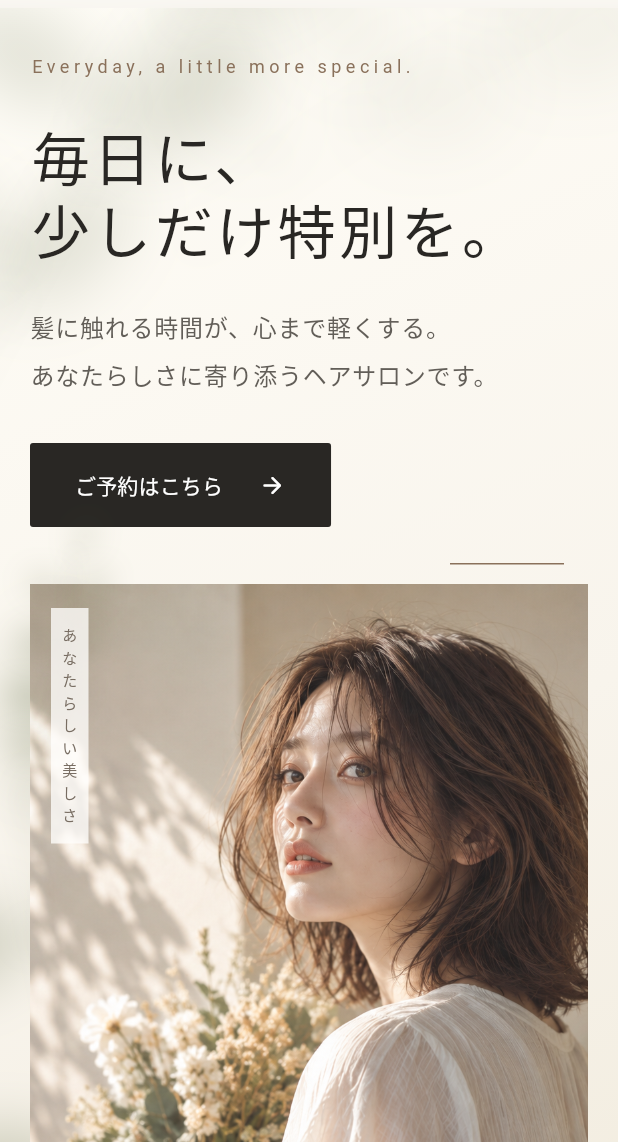
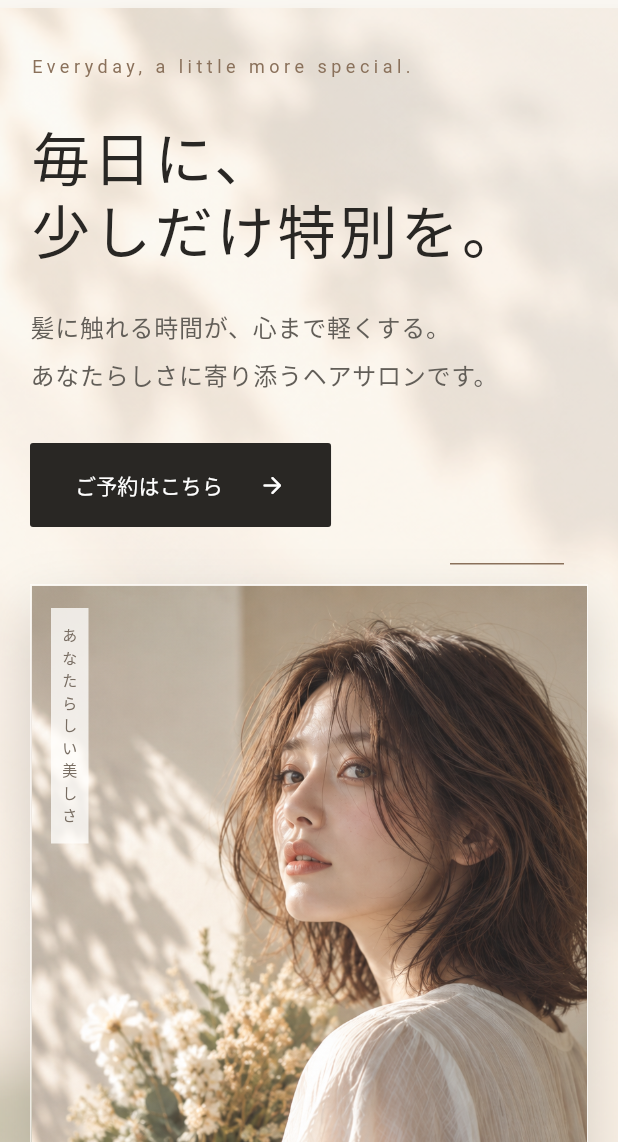
Before and after one commit to takuya42/portfolio, a Flutter app: the screen it shows after launch, after a tap on the "menu" icon, after a tap on "ご予約はこちら", on a phone screen of 412 x 824 dp, the part 94-1236 px from its top. Run offline on Flutter 3.47's test engine with Material 3 defaults, Android fonts, the light colour scheme and no system bars.

Commit message:
Use image backdrop for hero section

```diff
--- a/lib/core/app_assets.dart
+++ b/lib/core/app_assets.dart
@@ -1,5 +1,6 @@
 abstract final class AppAssets {
   static const String hero = 'assets/images/Image.png';
+  static const String heroBackground = 'assets/images/hero_background.png';
   static const List<String?> styles = [null, null, null, null, null, null];
   static const List<String?> staff = [null, null, null];
 }
--- a/lib/widgets/common/ambient_background.dart
+++ /dev/null
@@ -1,269 +0,0 @@
-import 'dart:math' as math;
-
-import 'package:flutter/material.dart';
-
-/// Warm natural light and out-of-focus foliage used behind the hero.
-///
-/// Each plant has its own long animation cycle. The silhouettes are painted as
-/// stems with pointed, asymmetric leaves rather than a collection of ovals.
-class AmbientBackground extends StatefulWidget {
-  const AmbientBackground({required this.child, super.key});
-
-  final Widget child;
-
-  @override
-  State<AmbientBackground> createState() => _AmbientBackgroundState();
-}
-
-class _AmbientBackgroundState extends State<AmbientBackground>
-    with TickerProviderStateMixin {
-  late final AnimationController _topLeft;
-  late final AnimationController _bottomLeft;
-  late final AnimationController _center;
-
-  @override
-  void initState() {
-    super.initState();
-    _topLeft = _controller(const Duration(seconds: 25));
-    _bottomLeft = _controller(const Duration(seconds: 30));
-    _center = _controller(const Duration(seconds: 35));
-  }
-
-  AnimationController _controller(Duration duration) => AnimationController(
-    vsync: this,
-    duration: duration,
-  );
-
-  @override
-  void didChangeDependencies() {
-    super.didChangeDependencies();
-    final controllers = [_topLeft, _bottomLeft, _center];
-    if (MediaQuery.disableAnimationsOf(context)) {
-      for (final controller in controllers) {
-        controller.stop();
-        controller.value = .42;
-      }
-    } else {
-      for (final controller in controllers) {
-        if (!controller.isAnimating) controller.repeat(reverse: true);
-      }
-    }
-  }
-
-  @override
-  void dispose() {
-    _topLeft.dispose();
-    _bottomLeft.dispose();
-    _center.dispose();
-    super.dispose();
-  }
-
-  @override
-  Widget build(BuildContext context) {
-    return ClipRect(
-      child: Stack(
-        children: [
-          const Positioned.fill(child: _NaturalLight()),
-          Positioned(
-            left: -145,
-            top: -155,
-            width: 470,
-            height: 500,
-            child: _MovingPlant(
-              animation: _topLeft,
-              travel: const Offset(7, 9),
-              rotation: .018,
-              opacity: .18,
-              blur: 22,
-              angle: -.14,
-            ),
-          ),
-          Positioned(
-            left: -175,
-            bottom: -175,
-            width: 560,
-            height: 590,
-            child: _MovingPlant(
-              animation: _bottomLeft,
-              travel: const Offset(10, -7),
-              rotation: -.015,
-              opacity: .25,
-              blur: 19,
-              angle: -.82,
-            ),
-          ),
-          Positioned(
-            left: MediaQuery.sizeOf(context).width * .36,
-            top: -170,
-            width: 410,
-            height: 410,
-            child: _MovingPlant(
-              animation: _center,
-              travel: const Offset(6, 5),
-              rotation: .012,
-              opacity: .09,
-              blur: 27,
-              angle: .34,
-            ),
-          ),
-          widget.child,
-        ],
-      ),
-    );
-  }
-}
-
-class _NaturalLight extends StatelessWidget {
-  const _NaturalLight();
-
-  @override
-  Widget build(BuildContext context) {
-    return const DecoratedBox(
-      decoration: BoxDecoration(
-        color: Color(0xFFF8F4EC),
-        gradient: LinearGradient(
-          begin: Alignment(-1, -1),
-          end: Alignment(1, 1),
-          colors: [Color(0xFFFFFDF7), Color(0xFFF8F4EC), Color(0xFFF1EBDD)],
-          stops: [0, .58, 1],
-        ),
-      ),
-    );
-  }
-}
-
-class _MovingPlant extends StatelessWidget {
-  const _MovingPlant({
-    required this.animation,
-    required this.travel,
-    required this.rotation,
-    required this.opacity,
-    required this.blur,
-    required this.angle,
-  });
-
-  final Animation<double> animation;
-  final Offset travel;
-  final double rotation;
-  final double opacity;
-  final double blur;
-  final double angle;
-
-  @override
-  Widget build(BuildContext context) {
-    return IgnorePointer(
-      child: AnimatedBuilder(
-        animation: animation,
-        builder: (context, child) {
-          final breeze = Curves.easeInOut.transform(animation.value) - .5;
-          return Transform.translate(
-            offset: travel * breeze,
-            child: Transform.rotate(
-              angle: angle + rotation * breeze,
-              child: CustomPaint(
-                painter: _BranchPainter(opacity: opacity, blur: blur),
-              ),
-            ),
-          );
-        },
-      ),
-    );
-  }
-}
-
-/// A small foreground branch that can overlap photography without obscuring it.
-class HeroForegroundLeaves extends StatelessWidget {
-  const HeroForegroundLeaves({super.key});
-
-  @override
-  Widget build(BuildContext context) {
-    return IgnorePointer(
-      child: Transform.rotate(
-        angle: -.48,
-        child: CustomPaint(
-          painter: const _BranchPainter(opacity: .2, blur: 10),
-        ),
-      ),
-    );
-  }
-}
-
-class _BranchPainter extends CustomPainter {
-  const _BranchPainter({required this.opacity, required this.blur});
-
-  final double opacity;
-  final double blur;
-
-  @override
-  void paint(Canvas canvas, Size size) {
-    final olive = Color.fromRGBO(82, 94, 54, opacity);
-    final foliage = Paint()
-      ..color = olive
-      ..style = PaintingStyle.fill
-      ..maskFilter = MaskFilter.blur(BlurStyle.normal, blur);
-    final stem = Paint()
-      ..color = Color.fromRGBO(76, 86, 49, opacity * .72)
-      ..style = PaintingStyle.stroke
-      ..strokeWidth = math.max(2, size.shortestSide * .012)
-      ..strokeCap = StrokeCap.round
-      ..maskFilter = MaskFilter.blur(BlurStyle.normal, blur * .65);
-
-    final branch = Path()
-      ..moveTo(size.width * .08, size.height * .98)
-      ..cubicTo(
-        size.width * .2,
-        size.height * .72,
-        size.width * .47,
-        size.height * .48,
-        size.width * .74,
-        size.height * .08,
-      );
-    canvas.drawPath(branch, stem);
-
-    const leaves = <(double, double, double, double)>[
-      (.18, .80, -2.50, .24),
-      (.25, .70, -.58, .29),
-      (.33, .63, -2.52, .31),
-      (.42, .53, -.55, .34),
-      (.50, .45, -2.48, .3),
-      (.58, .34, -.48, .31),
-      (.65, .24, -2.42, .27),
-      (.72, .12, -.63, .24),
-    ];
-    for (final leaf in leaves) {
-      _paintLeaf(
-        canvas,
-        Offset(size.width * leaf.$1, size.height * leaf.$2),
-        size.shortestSide * leaf.$4,
-        leaf.$3,
-        foliage,
-        stem,
-      );
-    }
-  }
-
-  void _paintLeaf(
-    Canvas canvas,
-    Offset base,
-    double length,
-    double angle,
-    Paint foliage,
-    Paint stem,
-  ) {
-    canvas.save();
-    canvas.translate(base.dx, base.dy);
-    canvas.rotate(angle);
-    canvas.drawLine(Offset.zero, Offset(length * .22, 0), stem);
-    final leaf = Path()
-      ..moveTo(length * .16, 0)
-      ..cubicTo(length * .34, -length * .28, length * .8, -length * .25, length, 0)
-      ..cubicTo(length * .72, length * .22, length * .34, length * .25, length * .16, 0)
-      ..close();
-    canvas.drawPath(leaf, foliage);
-    canvas.restore();
-  }
-
-  @override
-  bool shouldRepaint(_BranchPainter oldDelegate) =>
-      oldDelegate.opacity != opacity || oldDelegate.blur != blur;
-}
--- a/lib/widgets/sections/hero_section.dart
+++ b/lib/widgets/sections/hero_section.dart
@@ -4,7 +4,6 @@ import '../../core/app_assets.dart';
 import '../../core/app_colors.dart';
 import '../../core/responsive.dart';
 import '../../core/salon_data.dart';
-import '../common/ambient_background.dart';
 import '../common/motion.dart';
 import '../common/salon_image.dart';
 import '../common/section_container.dart';
@@ -16,8 +15,14 @@ class HeroSection extends StatelessWidget {
 
   @override
   Widget build(BuildContext context) {
-    return AmbientBackground(
-      child: SectionContainer(
+    return ClipRect(
+      child: Stack(
+        children: [
+          const Positioned.fill(child: _HeroBackground()),
+          Positioned.fill(
+            child: ColoredBox(color: AppColors.ivory.withValues(alpha: .38)),
+          ),
+          SectionContainer(
             backgroundColor: Colors.transparent,
             padding: EdgeInsets.fromLTRB(
               context.horizontalPadding,
@@ -41,6 +46,8 @@ class HeroSection extends StatelessWidget {
                       Expanded(flex: 10, child: _buildVisual(context)),
                     ],
                   ),
+          ),
+        ],
       ),
     );
   }
@@ -107,7 +114,18 @@ class HeroSection extends StatelessWidget {
       children: [
         AspectRatio(
           aspectRatio: context.isMobile ? .82 : 1.18,
-          child: const ClipRect(
+          child: Container(
+            clipBehavior: Clip.antiAlias,
+            decoration: BoxDecoration(
+              border: Border.all(color: AppColors.white.withValues(alpha: .7)),
+              boxShadow: const [
+                BoxShadow(
+                  color: Color(0x2E292724),
+                  blurRadius: 30,
+                  offset: Offset(0, 14),
+                ),
+              ],
+            ),
             child: _HeroImageEntrance(
               child: SalonImage(
                 assetPath: AppAssets.hero,
@@ -117,13 +135,6 @@ class HeroSection extends StatelessWidget {
               ),
             ),
           ),
-        ),
-        Positioned(
-          left: context.isMobile ? -34 : -58,
-          top: context.isMobile ? -28 : -46,
-          width: context.isMobile ? 130 : 190,
-          height: context.isMobile ? 155 : 220,
-          child: const HeroForegroundLeaves(),
         ),
         Positioned(
           left: context.isMobile ? 14 : -28,
@@ -152,6 +163,62 @@ class HeroSection extends StatelessWidget {
           child: Container(width: 76, height: 1, color: AppColors.accent),
         ),
       ],
+    );
+  }
+}
+
+class _HeroBackground extends StatefulWidget {
+  const _HeroBackground();
+
+  @override
+  State<_HeroBackground> createState() => _HeroBackgroundState();
+}
+
+class _HeroBackgroundState extends State<_HeroBackground>
+    with SingleTickerProviderStateMixin {
+  late final AnimationController _controller;
+  late final Animation<double> _scale;
+
+  @override
+  void initState() {
+    super.initState();
+    _controller = AnimationController(
+      vsync: this,
+      duration: const Duration(seconds: 18),
+    );
+    _scale = Tween<double>(begin: 1.02, end: 1).animate(
+      CurvedAnimation(parent: _controller, curve: Curves.easeOutSine),
+    );
+  }
+
+  @override
+  void didChangeDependencies() {
+    super.didChangeDependencies();
+    if (MediaQuery.disableAnimationsOf(context)) {
+      _controller.value = 1;
+    } else if (!_controller.isAnimating && !_controller.isCompleted) {
+      _controller.forward();
+    }
+  }
+
+  @override
+  void dispose() {
+    _controller.dispose();
+    super.dispose();
+  }
+
+  @override
+  Widget build(BuildContext context) {
+    return IgnorePointer(
+      child: ScaleTransition(
+        scale: _scale,
+        child: Image.asset(
+          AppAssets.heroBackground,
+          fit: BoxFit.cover,
+          alignment: Alignment.center,
+          excludeFromSemantics: true,
+        ),
+      ),
     );
   }
 }
```
Also changed, not shown: 1 other file. Lines whose indentation alone changed are shown as unchanged.
